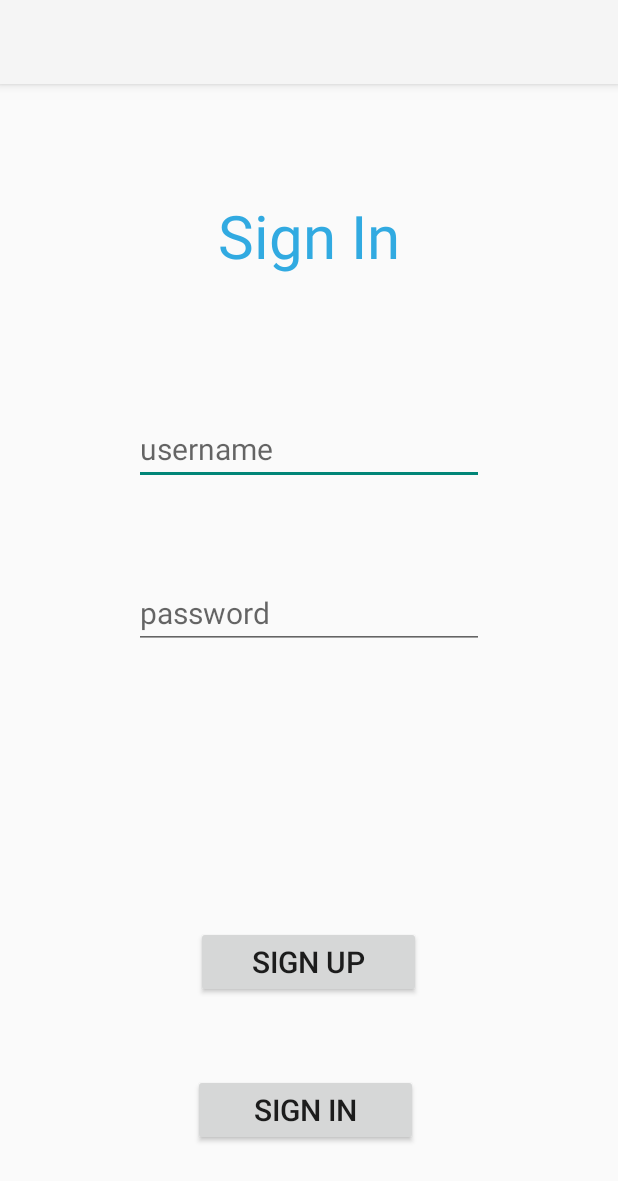
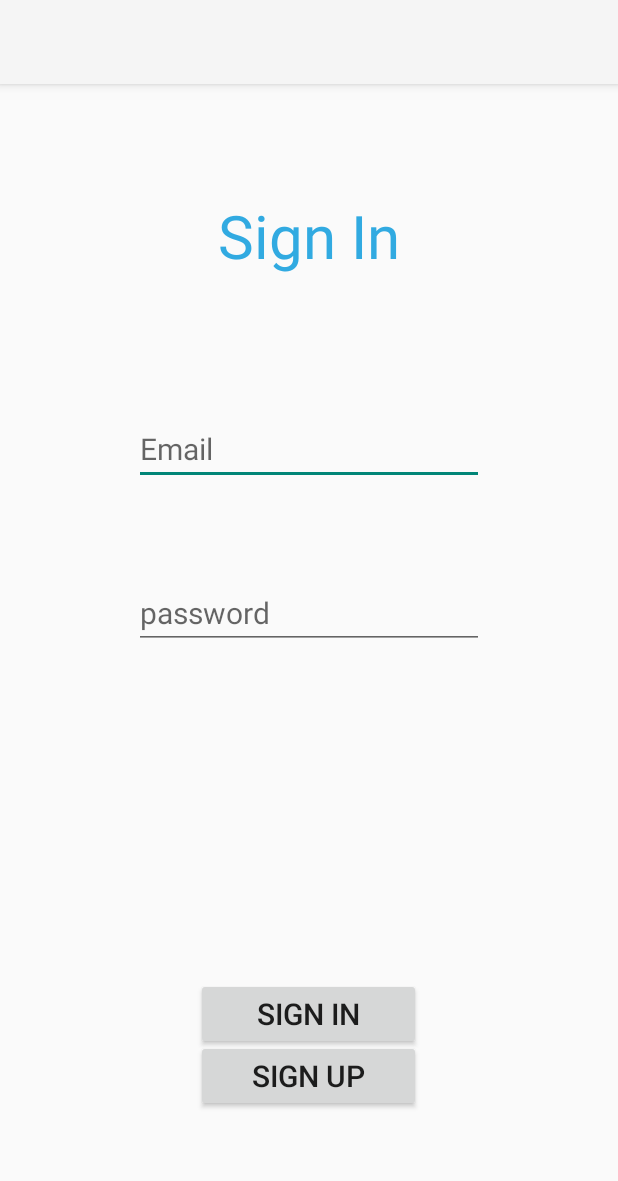
Before and after one commit to TanzimAhad7/project_ece_tanzim, an Android app: the screen it shows after launch (Login_Activity), on a phone screen of 412 x 824 dp. Shown: the top 1181 px of the screen. Run offline under Robolectric (Android 15) with nearby library versions, the phone set to English and light mode, and no system bars; our stand-ins replace Firebase (no records; nobody signed in at launch, a user with empty details on screens opened directly).

Commit message:
log in and registration

```diff
--- a/app/src/main/java/com/example/firebaseapp/Login_Activity.java
+++ b/app/src/main/java/com/example/firebaseapp/Login_Activity.java
@@ -37,19 +37,14 @@ public class Login_Activity extends AppCompatActivity {
 
         //register button
 
-        RegisterBtn.setOnClickListener(new View.OnClickListener() {
-            @Override
-            public void onClick(View view) {
+        RegisterBtn.setOnClickListener(view -> {
             Intent i = new Intent(Login_Activity.this,RegisterActivity.class);
             startActivity(i);
-            }
         });
 
         // login button
 
-        LoginBtn.setOnClickListener(new View.OnClickListener() {
-            @Override
-            public void onClick(View view) {
+        LoginBtn.setOnClickListener(view -> {
             String email_text = userETLogin.getText().toString();
             String pass_text = passETLogin.getText().toString();
 
@@ -58,12 +53,13 @@ public class Login_Activity extends AppCompatActivity {
                 Toast.makeText(Login_Activity.this, "Please fill out all the fields", Toast.LENGTH_SHORT).show();
             }else{
                 auth.signInWithEmailAndPassword(email_text,pass_text)
-                            .addOnCompleteListener(new OnCompleteListener<AuthResult>() {
-                                @Override
-                                public void onComplete(@NonNull Task<AuthResult> task) {
+                        .addOnCompleteListener(task -> {
                             if(task.isSuccessful()){
+
+                                Toast.makeText(Login_Activity.this, "Welcome to firebase app", Toast.LENGTH_SHORT).show();
+
                                 Intent i = new Intent(Login_Activity.this, MainActivity.class);
-                                      //  i.addFlags(Intent.FLAG_ACTIVITY_CLEAR_TASK | Intent.FLAG_ACTIVITY_NEW_TASK);
+                                i.addFlags(Intent.FLAG_ACTIVITY_CLEAR_TASK | Intent.FLAG_ACTIVITY_NEW_TASK);
                                 startActivity(i);
                                 finish();
 
@@ -71,11 +67,9 @@ public class Login_Activity extends AppCompatActivity {
                             else{
                                 Toast.makeText(Login_Activity.this, "Sign in failed", Toast.LENGTH_SHORT).show();
                             }
-                                }
                         });
             }
 
-            }
         });
     }
 }
--- a/app/src/main/java/com/example/firebaseapp/RegisterActivity.java
+++ b/app/src/main/java/com/example/firebaseapp/RegisterActivity.java
@@ -70,7 +70,7 @@ public class RegisterActivity<DatabaseReference> extends AppCompatActivity {
                             Toast.makeText(RegisterActivity.this, "Registration successful", Toast.LENGTH_SHORT).show();
 
                             FirebaseUser firebaseUser = auth.getCurrentUser();
-                            assert firebaseUser != null;
+
                             String userid = firebaseUser.getUid();
 
                             myRef =  FirebaseDatabase.getInstance().getReference("MyUsers").child(userid);
@@ -87,8 +87,10 @@ public class RegisterActivity<DatabaseReference> extends AppCompatActivity {
                                 public void onComplete(@NonNull Task<Void> task) {
 
                                     if(task.isSuccessful()){
+                                        Toast.makeText(RegisterActivity.this, "Welcome to firebase app", Toast.LENGTH_SHORT).show();
+
                                         Intent i = new Intent(RegisterActivity.this,MainActivity.class);
-                                        //i.addFlags(Intent.FLAG_ACTIVITY_CLEAR_TASK | Intent.FLAG_ACTIVITY_NEW_TASK);
+                                        i.addFlags(Intent.FLAG_ACTIVITY_CLEAR_TASK | Intent.FLAG_ACTIVITY_NEW_TASK);
                                         startActivity(i);
                                         finish();
                                     }
--- a/app/src/main/res/layout/activity_login.xml
+++ b/app/src/main/res/layout/activity_login.xml
@@ -24,7 +24,7 @@
         android:layout_width="wrap_content"
         android:layout_height="wrap_content"
         android:ems="10"
-        android:hint="username"
+        android:hint="Email"
         android:inputType="textEmailAddress"
         android:textSize="20sp"
         app:layout_constraintBottom_toBottomOf="parent"
@@ -51,12 +51,12 @@
         android:id="@+id/buttonLogin"
         android:layout_width="150dp"
         android:layout_height="wrap_content"
-        android:layout_marginBottom="60dp"
+        android:layout_marginBottom="124dp"
         android:text="Sign in"
         android:textSize="20sp"
         app:layout_constraintBottom_toBottomOf="parent"
         app:layout_constraintEnd_toEndOf="parent"
-        app:layout_constraintHorizontal_bias="0.491"
+        app:layout_constraintHorizontal_bias="0.498"
         app:layout_constraintStart_toStartOf="parent" />
 
     <Button
@@ -70,6 +70,6 @@
         app:layout_constraintHorizontal_bias="0.498"
         app:layout_constraintStart_toStartOf="parent"
         app:layout_constraintTop_toTopOf="@+id/textView2"
-        app:layout_constraintVertical_bias="0.754" />
+        app:layout_constraintVertical_bias="0.872" />
 
 </androidx.constraintlayout.widget.ConstraintLayout>
--- a/app/src/main/res/layout/activity_main.xml
+++ b/app/src/main/res/layout/activity_main.xml
@@ -9,7 +9,7 @@
     <TextView
         android:layout_width="wrap_content"
         android:layout_height="wrap_content"
-        android:text="Hello World!"
+        android:text=""
         app:layout_constraintBottom_toBottomOf="parent"
         app:layout_constraintLeft_toLeftOf="parent"
         app:layout_constraintRight_toRightOf="parent"
--- a/app/src/main/res/layout/activity_register.xml
+++ b/app/src/main/res/layout/activity_register.xml
@@ -40,7 +40,7 @@
         android:layout_width="wrap_content"
         android:layout_height="wrap_content"
         android:ems="10"
-        android:hint="Email"
+        android:hint="email"
         android:inputType="textEmailAddress"
         android:textSize="20sp"
         app:layout_constraintBottom_toBottomOf="parent"
```
Also changed, not shown: app/src/main/java/com/example/firebaseapp/MainActivity.java (added, +14 -0 lines). Lines whose indentation alone changed are shown as unchanged.
